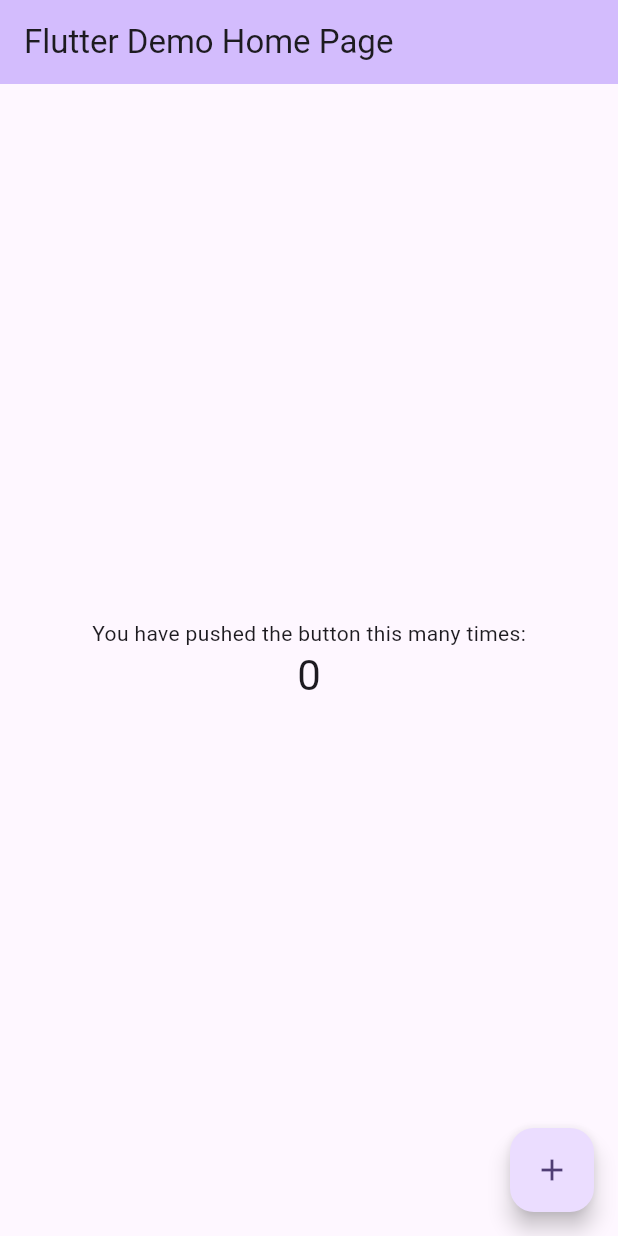
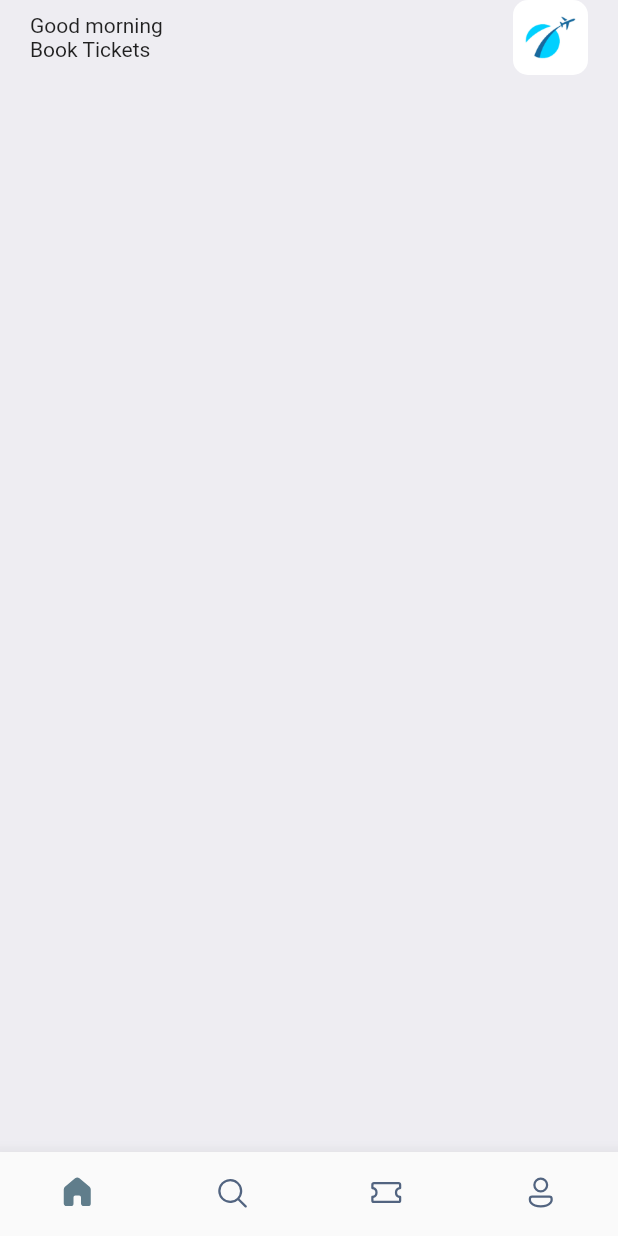
Before and after one commit to Ganeshshinde-2003/Flutter-Ticket-Booking-App, a Flutter app: the screen it shows after launch, on a phone screen of 412 x 824 dp. Run offline on Flutter 3.47's test engine with Material 2 defaults, Android fonts, the phone set to English and light mode, and no system bars; our stand-ins replace fluentui_icons.

Commit message:
Created the bottom bar and home screen

```diff
--- a/lib/main.dart
+++ b/lib/main.dart
@@ -1,4 +1,5 @@
 import 'package:flutter/material.dart';
+import 'package:ticketbooking/screens/bottom_bar.dart';
 
 void main() {
   runApp(const MyApp());
@@ -7,119 +8,15 @@ void main() {
 class MyApp extends StatelessWidget {
   const MyApp({super.key});
 
-  // This widget is the root of your application.
   @override
   Widget build(BuildContext context) {
     return MaterialApp(
-      title: 'Flutter Demo',
+      title: 'Ticket Booking',
+      debugShowCheckedModeBanner: false,
       theme: ThemeData(
-        // This is the theme of your application.
-        //
-        // TRY THIS: Try running your application with "flutter run". You'll see
-        // the application has a blue toolbar. Then, without quitting the app,
-        // try changing the seedColor in the colorScheme below to Colors.green
-        // and then invoke "hot reload" (save your changes or press the "hot
-        // reload" button in a Flutter-supported IDE, or press "r" if you used
-        // the command line to start the app).
-        //
-        // Notice that the counter didn't reset back to zero; the application
-        // state is not lost during the reload. To reset the state, use hot
-        // restart instead.
-        //
-        // This works for code too, not just values: Most code changes can be
-        // tested with just a hot reload.
-        colorScheme: ColorScheme.fromSeed(seedColor: Colors.deepPurple),
-        useMaterial3: true,
+        primaryColor: Colors.blue,
       ),
-      home: const MyHomePage(title: 'Flutter Demo Home Page'),
+      home: const BottomBar(),
     );
   }
 }
-
-class MyHomePage extends StatefulWidget {
-  const MyHomePage({super.key, required this.title});
-
-  // This widget is the home page of your application. It is stateful, meaning
-  // that it has a State object (defined below) that contains fields that affect
-  // how it looks.
-
-  // This class is the configuration for the state. It holds the values (in this
-  // case the title) provided by the parent (in this case the App widget) and
-  // used by the build method of the State. Fields in a Widget subclass are
-  // always marked "final".
-
-  final String title;
-
-  @override
-  State<MyHomePage> createState() => _MyHomePageState();
-}
-
-class _MyHomePageState extends State<MyHomePage> {
-  int _counter = 0;
-
-  void _incrementCounter() {
-    setState(() {
-      // This call to setState tells the Flutter framework that something has
-      // changed in this State, which causes it to rerun the build method below
-      // so that the display can reflect the updated values. If we changed
-      // _counter without calling setState(), then the build method would not be
-      // called again, and so nothing would appear to happen.
-      _counter++;
-    });
-  }
-
-  @override
-  Widget build(BuildContext context) {
-    // This method is rerun every time setState is called, for instance as done
-    // by the _incrementCounter method above.
-    //
-    // The Flutter framework has been optimized to make rerunning build methods
-    // fast, so that you can just rebuild anything that needs updating rather
-    // than having to individually change instances of widgets.
-    return Scaffold(
-      appBar: AppBar(
-        // TRY THIS: Try changing the color here to a specific color (to
-        // Colors.amber, perhaps?) and trigger a hot reload to see the AppBar
-        // change color while the other colors stay the same.
-        backgroundColor: Theme.of(context).colorScheme.inversePrimary,
-        // Here we take the value from the MyHomePage object that was created by
-        // the App.build method, and use it to set our appbar title.
-        title: Text(widget.title),
-      ),
-      body: Center(
-        // Center is a layout widget. It takes a single child and positions it
-        // in the middle of the parent.
-        child: Column(
-          // Column is also a layout widget. It takes a list of children and
-          // arranges them vertically. By default, it sizes itself to fit its
-          // children horizontally, and tries to be as tall as its parent.
-          //
-          // Column has various properties to control how it sizes itself and
-          // how it positions its children. Here we use mainAxisAlignment to
-          // center the children vertically; the main axis here is the vertical
-          // axis because Columns are vertical (the cross axis would be
-          // horizontal).
-          //
-          // TRY THIS: Invoke "debug painting" (choose the "Toggle Debug Paint"
-          // action in the IDE, or press "p" in the console), to see the
-          // wireframe for each widget.
-          mainAxisAlignment: MainAxisAlignment.center,
-          children: <Widget>[
-            const Text(
-              'You have pushed the button this many times:',
-            ),
-            Text(
-              '$_counter',
-              style: Theme.of(context).textTheme.headlineMedium,
-            ),
-          ],
-        ),
-      ),
-      floatingActionButton: FloatingActionButton(
-        onPressed: _incrementCounter,
-        tooltip: 'Increment',
-        child: const Icon(Icons.add),
-      ), // This trailing comma makes auto-formatting nicer for build methods.
-    );
-  }
-}
--- /dev/null
+++ b/lib/screens/bottom_bar.dart
@@ -0,0 +1,64 @@
+import 'package:flutter/material.dart';
+import 'package:fluentui_icons/fluentui_icons.dart';
+import 'package:ticketbooking/screens/home_screen.dart';
+
+class BottomBar extends StatefulWidget {
+  const BottomBar({super.key});
+
+  @override
+  State<BottomBar> createState() => _BottomBarState();
+}
+
+class _BottomBarState extends State<BottomBar> {
+  int _selectedIndex = 0;
+  static final List<Widget> _widgetOptions = <Widget>[
+    const HomeScreen(),
+    const Text("Search"),
+    const Text("Ticket"),
+    const Text("Profile"),
+  ];
+
+  void _onItemTapped(int index) {
+    _selectedIndex = index;
+    setState(() {});
+  }
+
+  @override
+  Widget build(BuildContext context) {
+    return Scaffold(
+      body: Center(child: _widgetOptions[_selectedIndex]),
+      bottomNavigationBar: BottomNavigationBar(
+        currentIndex: _selectedIndex,
+        onTap: _onItemTapped,
+        elevation: 10,
+        showSelectedLabels: false,
+        showUnselectedLabels: false,
+        selectedItemColor: Colors.blueGrey,
+        type: BottomNavigationBarType.fixed,
+        unselectedItemColor: const Color(0xff526480),
+        items: const [
+          BottomNavigationBarItem(
+            label: "Home",
+            icon: Icon(FluentSystemIcons.ic_fluent_home_regular),
+            activeIcon: Icon(FluentSystemIcons.ic_fluent_home_filled),
+          ),
+          BottomNavigationBarItem(
+            label: "Search",
+            icon: Icon(FluentSystemIcons.ic_fluent_search_regular),
+            activeIcon: Icon(FluentSystemIcons.ic_fluent_search_filled),
+          ),
+          BottomNavigationBarItem(
+            label: "Ticket",
+            icon: Icon(FluentSystemIcons.ic_fluent_ticket_regular),
+            activeIcon: Icon(FluentSystemIcons.ic_fluent_ticket_filled),
+          ),
+          BottomNavigationBarItem(
+            label: "Profile",
+            icon: Icon(FluentSystemIcons.ic_fluent_person_regular),
+            activeIcon: Icon(FluentSystemIcons.ic_fluent_person_filled),
+          ),
+        ],
+      ),
+    );
+  }
+}
--- /dev/null
+++ b/lib/screens/home_screen.dart
@@ -0,0 +1,52 @@
+import 'package:flutter/material.dart';
+
+class HomeScreen extends StatelessWidget {
+  const HomeScreen({super.key});
+
+  @override
+  Widget build(BuildContext context) {
+    return Scaffold(
+      backgroundColor: const Color(0xffeeedf2),
+      body: ListView(
+        children: [
+          Container(
+            padding: const EdgeInsets.symmetric(
+              horizontal: 20,
+            ),
+            child: Column(
+              children: [
+                Row(
+                  mainAxisAlignment: MainAxisAlignment.spaceBetween,
+                  children: [
+                    const Column(
+                      crossAxisAlignment: CrossAxisAlignment.start,
+                      children: [
+                        Text(
+                          "Good morning",
+                        ),
+                        Text(
+                          "Book Tickets",
+                        ),
+                      ],
+                    ),
+                    Container(
+                      height: 50,
+                      width: 50,
+                      decoration: BoxDecoration(
+                        borderRadius: BorderRadius.circular(10),
+                        image: const DecorationImage(
+                          fit: BoxFit.cover,
+                          image: AssetImage("assets/images/img_1.png"),
+                        ),
+                      ),
+                    )
+                  ],
+                )
+              ],
+            ),
+          )
+        ],
+      ),
+    );
+  }
+}
```
Also changed, not shown: pubspec.yaml (+5 -7 lines), assets/images/img.png (added), assets/images/img_1.png (added), assets/images/one.png (added), assets/images/sit.jpg (added), assets/images/three.png (added), assets/images/two.png (added), assets/images/visa.png (added), pubspec.lock.
